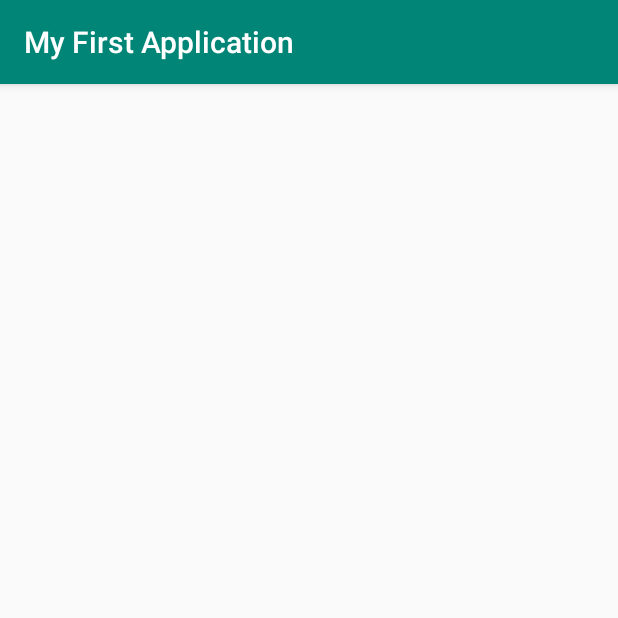
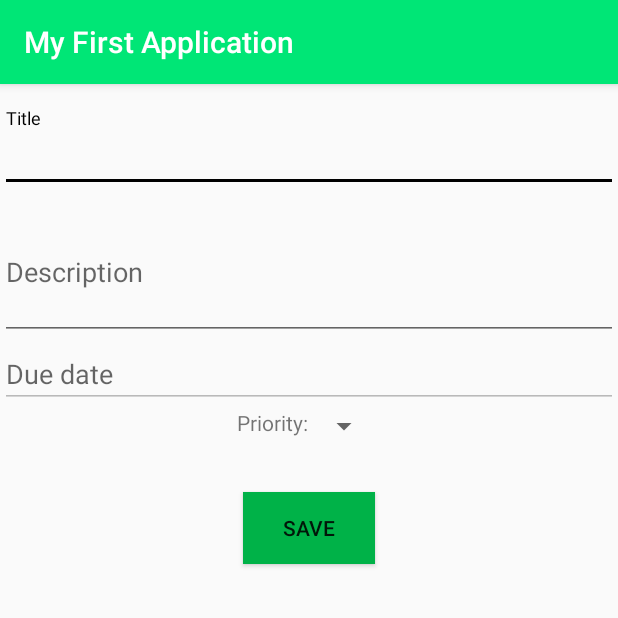
Before and after one commit to BogdanIancu/AndroidBasics, an Android app: the AddTodoActivity screen opened directly, with no data from a screen before it, on a phone screen of 412 x 824 dp, the top half of it. Run offline under Robolectric (Android 15) with nearby library versions, the phone set to English and light mode, and no system bars.

Commit message:
Android Basics Day 1.5

```diff
--- a/app/build.gradle
+++ b/app/build.gradle
@@ -25,4 +25,5 @@ dependencies {
     testImplementation 'junit:junit:4.12'
     androidTestImplementation 'com.android.support.test:runner:1.0.2'
     androidTestImplementation 'com.android.support.test.espresso:espresso-core:3.0.2'
+    implementation 'com.android.support:design:28.0.0'
 }
--- a/app/src/main/res/layout/activity_add_todo.xml
+++ b/app/src/main/res/layout/activity_add_todo.xml
@@ -1,6 +1,59 @@
 <?xml version="1.0" encoding="utf-8"?>
-<android.support.constraint.ConstraintLayout xmlns:android="http://schemas.android.com/apk/res/android"
+<LinearLayout xmlns:android="http://schemas.android.com/apk/res/android"
     xmlns:tools="http://schemas.android.com/tools"
     android:layout_width="match_parent"
     android:layout_height="match_parent"
-    tools:context=".AddTodoActivity"/>
+    tools:context=".AddTodoActivity"
+    android:orientation="vertical">
+    <android.support.design.widget.TextInputLayout
+        android:layout_width="match_parent"
+        android:layout_height="wrap_content"
+        android:layout_marginTop="16dp">
+        <android.support.design.widget.TextInputEditText
+            android:id="@+id/title_edit_text"
+            android:layout_width="match_parent"
+            android:layout_height="wrap_content"
+            android:hint="@string/item_title"/>
+    </android.support.design.widget.TextInputLayout>
+
+    <android.support.design.widget.TextInputLayout
+        android:layout_width="match_parent"
+        android:layout_height="wrap_content">
+        <android.support.design.widget.TextInputEditText
+            android:id="@+id/details_edit_text"
+            android:layout_width="match_parent"
+            android:layout_height="wrap_content"
+            android:lines="3"
+            android:hint="@string/item_description"/>
+    </android.support.design.widget.TextInputLayout>
+
+    <EditText
+        android:layout_width="match_parent"
+        android:layout_height="wrap_content"
+        android:hint="@string/item_due_date"
+        android:inputType="date"
+        android:enabled="false"/>
+
+    <LinearLayout
+        android:layout_width="wrap_content"
+        android:layout_height="wrap_content"
+        android:layout_gravity="center_horizontal">
+        <TextView
+            android:layout_width="wrap_content"
+            android:layout_height="wrap_content"
+            android:text="@string/priority_label"/>
+        <Spinner
+            android:id="@+id/priority_spinner"
+            android:layout_width="wrap_content"
+            android:layout_height="wrap_content" />
+    </LinearLayout>
+
+    <Button
+        android:layout_width="wrap_content"
+        android:layout_height="wrap_content"
+        android:text="@string/save_text"
+        android:layout_marginTop="32dp"
+        android:background="@color/colorPrimaryDark"
+        android:layout_gravity="center_horizontal"/>
+
+</LinearLayout>
--- a/app/src/main/res/values/colors.xml
+++ b/app/src/main/res/values/colors.xml
@@ -1,6 +1,7 @@
 <?xml version="1.0" encoding="utf-8"?>
 <resources>
-    <color name="colorPrimary">#008577</color>
-    <color name="colorPrimaryDark">#00574B</color>
-    <color name="colorAccent">#D81B60</color>
+    <color name="colorPrimary">#00e676</color>
+    <color name="colorPrimaryDark">#00b248</color>
+    <color name="colorPrimaryLight">#66ffa6</color>
+    <color name="colorAccent">#000000</color>
 </resources>
--- a/app/src/main/res/values/strings.xml
+++ b/app/src/main/res/values/strings.xml
@@ -2,4 +2,9 @@
     <string name="app_name">My First Application</string>
     <string name="to_do_text">Add new item</string>
     <string name="view_list_text">View todo list</string>
+    <string name="item_title">Title</string>
+    <string name="item_description">Description</string>
+    <string name="item_due_date">Due date</string>
+    <string name="save_text">Save</string>
+    <string name="priority_label">Priority:</string>
 </resources>
--- a/app/src/main/res/values/styles.xml
+++ b/app/src/main/res/values/styles.xml
@@ -8,4 +8,8 @@
         <item name="colorAccent">@color/colorAccent</item>
     </style>
 
+    <style name="MyActionBar" parent="@style/TextAppearance.AppCompat.Widget.ActionBar.Title">
+        <item name="android:textColor">#000000</item>
+    </style>
+
 </resources>
```
Also changed, not shown: app/src/main/java/ro/facemsoft/myfirstapplication/models/ToDoItem.java (added, +62 -0 lines), app/src/main/res/drawable/ic_add_black_24dp.xml (added, +9 -0 lines), app/src/main/res/drawable/list_icon.xml (added, +7 -0 lines), app/src/main/res/layout/activity_main.xml (+9 -1 lines).
